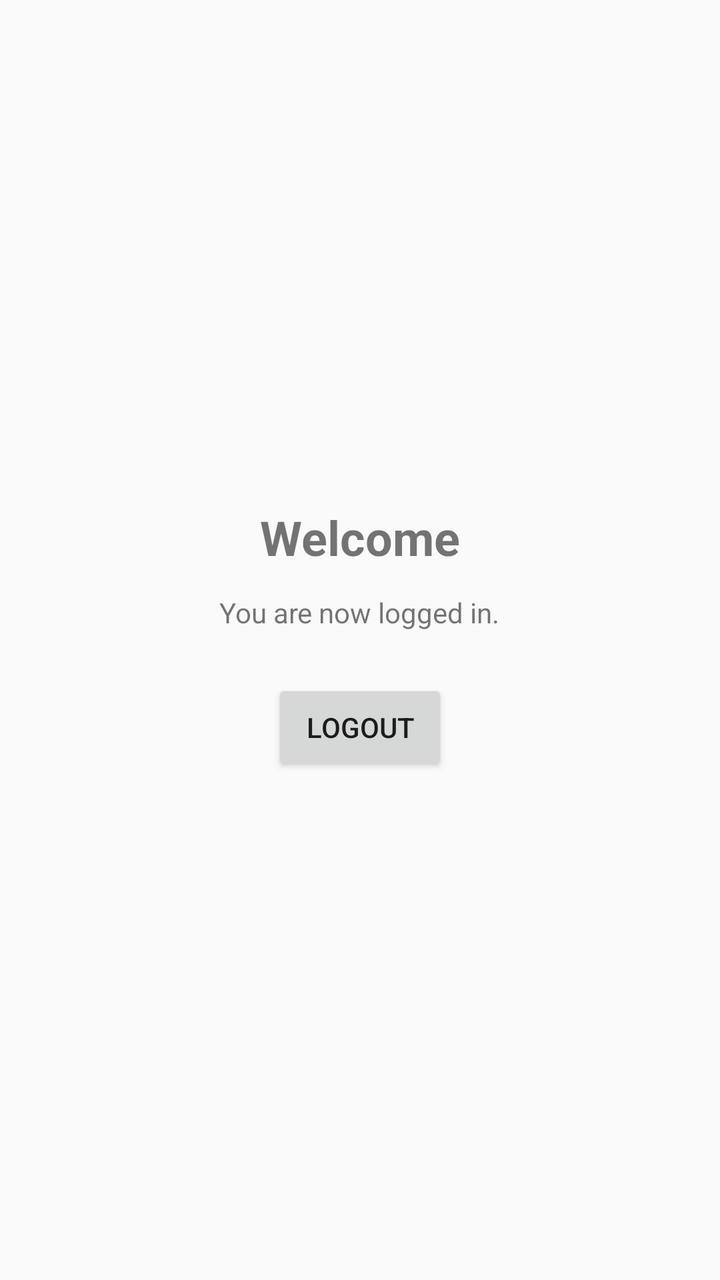
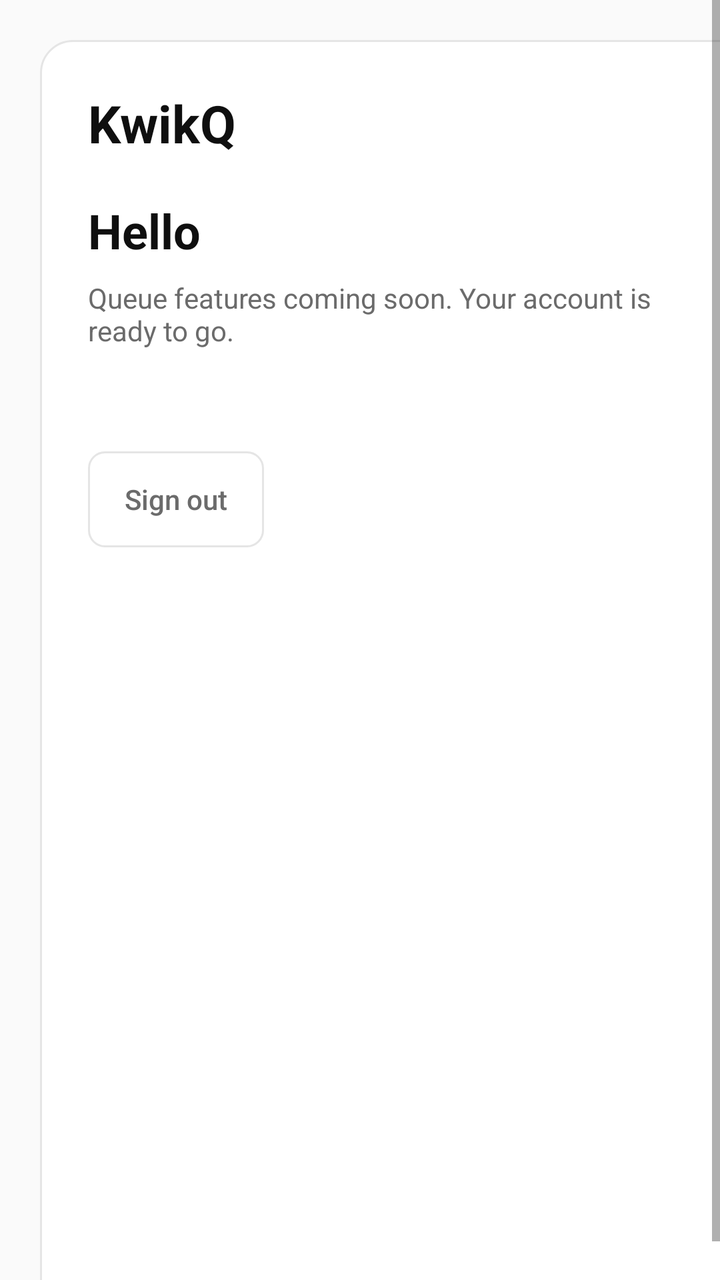

Screens rendered from an Android XML layout before and after an edit, with the pre-edit source and the edit as a unified diff.
<!-- AndroidManifest.xml: activity theme Theme.KwikQ -->
<!-- res/layout/activity_home.xml -->
<?xml version="1.0" encoding="utf-8"?>
<LinearLayout xmlns:android="http://schemas.android.com/apk/res/android"
    android:layout_width="match_parent"
    android:layout_height="match_parent"
    android:gravity="center"
    android:orientation="vertical"
    android:padding="24dp">

    <TextView
        android:id="@+id/tvWelcome"
        android:layout_width="wrap_content"
        android:layout_height="wrap_content"
        android:text="@string/welcome_default"
        android:textSize="24sp"
        android:textStyle="bold" />

    <TextView
        android:layout_width="wrap_content"
        android:layout_height="wrap_content"
        android:layout_marginTop="12dp"
        android:text="@string/login_success_landing" />

    <Button
        android:id="@+id/btnLogout"
        android:layout_width="wrap_content"
        android:layout_height="wrap_content"
        android:layout_marginTop="24dp"
        android:text="@string/logout" />

</LinearLayout>
<!-- resources referenced by this layout -->
<resources>
  <string name="login_success_landing">You are now logged in.</string>
  <string name="logout">Logout</string>
  <string name="welcome_default">Welcome</string>
  <style name="Theme.KwikQ" parent="Theme.AppCompat.Light.NoActionBar" />
</resources>

<!-- the commit's change to res/layout/activity_home.xml (unified diff, before → after) -->
@@ -1,30 +1,65 @@
 <?xml version="1.0" encoding="utf-8"?>
-<LinearLayout xmlns:android="http://schemas.android.com/apk/res/android"
+<ScrollView xmlns:android="http://schemas.android.com/apk/res/android"
     android:layout_width="match_parent"
     android:layout_height="match_parent"
-    android:gravity="center"
-    android:orientation="vertical"
-    android:padding="24dp">
+    android:background="@drawable/bg_auth_screen"
+    android:fillViewport="true">
 
-    <TextView
-        android:id="@+id/tvWelcome"
-        android:layout_width="wrap_content"
+    <LinearLayout
+        android:layout_width="match_parent"
         android:layout_height="wrap_content"
-        android:text="@string/welcome_default"
-        android:textSize="24sp"
-        android:textStyle="bold" />
+        android:layout_margin="20dp"
+        android:background="@drawable/bg_auth_card"
+        android:orientation="vertical"
+        android:padding="24dp">
 
-    <TextView
-        android:layout_width="wrap_content"
-        android:layout_height="wrap_content"
-        android:layout_marginTop="12dp"
-        android:text="@string/login_success_landing" />
+        <TextView
+            android:layout_width="wrap_content"
+            android:layout_height="wrap_content"
+            android:text="@string/app_name"
+            android:textColor="@color/kw_ink"
+            android:textSize="26sp"
+            android:textStyle="bold" />
 
-    <Button
-        android:id="@+id/btnLogout"
-        android:layout_width="wrap_content"
-        android:layout_height="wrap_content"
-        android:layout_marginTop="24dp"
-        android:text="@string/logout" />
+        <TextView
+            android:id="@+id/tvWelcome"
+            android:layout_width="wrap_content"
+            android:layout_height="wrap_content"
+            android:layout_marginTop="20dp"
+            android:text="@string/welcome_default"
+            android:textColor="@color/kw_ink"
+            android:textSize="24sp"
+            android:textStyle="bold" />
 
-</LinearLayout>
+        <TextView
+            android:id="@+id/tvSubWelcome"
+            android:layout_width="wrap_content"
+            android:layout_height="wrap_content"
+            android:layout_marginTop="8dp"
+            android:text="@string/login_success_landing"
+            android:textColor="@color/kw_ink_light" />
+
+        <TextView
+            android:id="@+id/tvRole"
+            android:layout_width="wrap_content"
+            android:layout_height="wrap_content"
+            android:layout_marginTop="8dp"
+            android:textColor="@color/kw_accent"
+            android:textStyle="bold" />
+
+        <Button
+            android:id="@+id/btnLogout"
+            android:layout_width="wrap_content"
+            android:layout_height="wrap_content"
+            android:layout_marginTop="24dp"
+            android:background="@drawable/bg_outline_button"
+            android:paddingLeft="16dp"
+            android:paddingTop="10dp"
+            android:paddingRight="16dp"
+            android:paddingBottom="10dp"
+            android:text="@string/logout"
+            android:textAllCaps="false"
+            android:textColor="@color/kw_ink_light" />
+
+    </LinearLayout>
+</ScrollView>
<!-- resource entries referenced after the edit -->
@@ -1,8 +1,34 @@
 <!-- resources referenced by this layout -->
 <resources>
-  <string name="login_success_landing">You are now logged in.</string>
-  <string name="logout">Logout</string>
-  <string name="welcome_default">Welcome</string>
+  <color name="kw_accent">#2563EB</color>
+  <color name="kw_ink">#0F0F0F</color>
+  <color name="kw_ink_light">#6B6B6B</color>
+  <!-- drawable bg_auth_card (drawable) -->
+  <?xml version="1.0" encoding="utf-8"?>
+  <shape xmlns:android="http://schemas.android.com/apk/res/android" android:shape="rectangle">
+      <solid android:color="@color/kw_surface" />
+      <corners android:radius="16dp" />
+      <stroke android:width="1dp" android:color="@color/kw_border" />
+  </shape>
+  <!-- drawable bg_auth_screen (drawable) -->
+  <?xml version="1.0" encoding="utf-8"?>
+  <shape xmlns:android="http://schemas.android.com/apk/res/android" android:shape="rectangle">
+      <solid android:color="@color/kw_bg" />
+  </shape>
+  <!-- drawable bg_outline_button (drawable) -->
+  <?xml version="1.0" encoding="utf-8"?>
+  <shape xmlns:android="http://schemas.android.com/apk/res/android" android:shape="rectangle">
+      <solid android:color="@android:color/transparent" />
+      <corners android:radius="8dp" />
+      <stroke android:width="1dp" android:color="@color/kw_border" />
+  </shape>
+  <string name="app_name">KwikQ</string>
+  <string name="login_success_landing">Queue features coming soon. Your account is ready to go.</string>
+  <string name="logout">Sign out</string>
+  <string name="welcome_default">Hello</string>
   <style name="Theme.KwikQ" parent="Theme.AppCompat.Light.NoActionBar" />
+  <color name="kw_surface">#FFFFFF</color>
+  <color name="kw_border">#E5E5E5</color>
+  <color name="kw_bg">#FAFAFA</color>
 </resources>
 
